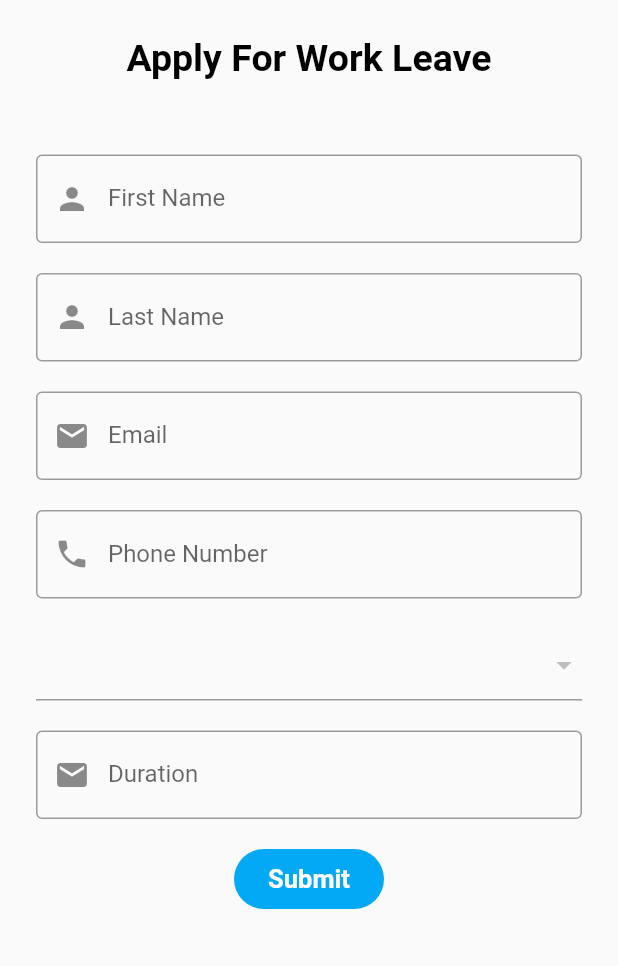
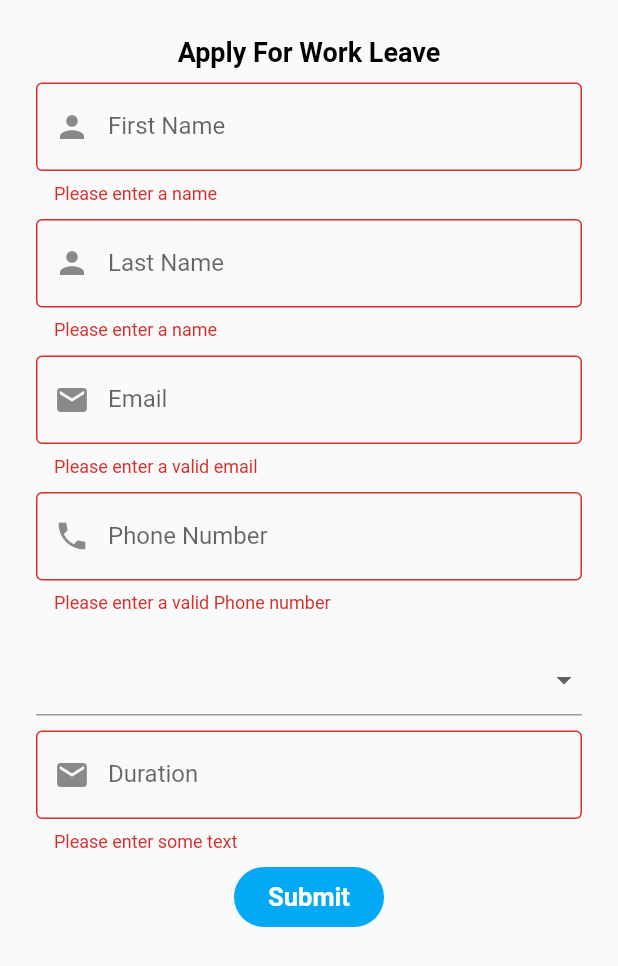
Before and after one commit to pkaranja60/AndroidDev, a Flutter app: the LeaveApplication screen opened by its route, after a tap on "Submit", on a phone screen of 412 x 824 dp. Shown: the top 966 px of the screen. Run offline on Flutter 3.47's test engine with Material 2 defaults, Android fonts, the phone set to English and light mode, and no system bars.

Commit message:
code update

```diff
--- a/Flutter/tuk_em/lib/screens/home.dart
+++ b/Flutter/tuk_em/lib/screens/home.dart
@@ -1,5 +1,6 @@
 import 'package:flutter/material.dart';
 import 'package:tuk_em/screens/sub-screens/leave.dart';
+import 'package:tuk_em/screens/sub-screens/settings.dart';
 
 class HomePage extends StatefulWidget {
   const HomePage({Key? key}) : super(key: key);
@@ -17,7 +18,7 @@ class _HomePageState extends State<HomePage> {
     Center(child: Text('Home')),
     Center(child: LeaveApplication()),
     Center(child: Text('Profile')),
-    Center(child: Text('Settings')),
+    Center(child: Settings()),
   ];
 
   @override
--- a/Flutter/tuk_em/lib/screens/sub-screens/leave.dart
+++ b/Flutter/tuk_em/lib/screens/sub-screens/leave.dart
@@ -11,7 +11,9 @@ class LeaveApplication extends StatefulWidget {
 
 class _LeaveApplicationState extends State<LeaveApplication> {
   final GlobalKey<FormState> _formKey = GlobalKey<FormState>();
+
   final List<String> leave = [
+    '',
     'Annual Leave',
     'Medical Leave',
     'Paternity Leave',
@@ -23,11 +25,13 @@ class _LeaveApplicationState extends State<LeaveApplication> {
   String? _currentNumber;
   String? _currentEmail;
   String? _currentLeave;
+  String? _currentDuration;
 
   @override
   Widget build(BuildContext context) {
     return Scaffold(
-      body: Container(
+      body: SingleChildScrollView(
+        child: Container(
           margin: EdgeInsets.all(24),
           child: Form(
             key: _formKey,
@@ -37,12 +41,12 @@ class _LeaveApplicationState extends State<LeaveApplication> {
                   'Apply For Work Leave',
                   style: TextStyle(
                     fontWeight: FontWeight.w700,
-                  fontSize: 25,
+                    fontSize: 18,
                     color: Colors.black,
                   ),
                 ),
                 SizedBox(
-                height: 50,
+                  height: 10,
                 ),
                 TextFormField(
                   keyboardType: TextInputType.name,
@@ -51,11 +55,16 @@ class _LeaveApplicationState extends State<LeaveApplication> {
                     border: OutlineInputBorder(),
                     prefixIcon: Icon(Icons.person),
                   ),
-                validator: (val) => val!.isEmpty ? 'Please enter a name' : null,
+                  validator: (value) {
+                    if (value == null || value.isEmpty) {
+                      return 'Please enter a name';
+                    }
+                    return null;
+                  },
                   onChanged: (val) => setState(() => _currentFirstName = val),
                 ),
                 SizedBox(
-                height: 20,
+                  height: 10,
                 ),
                 TextFormField(
                   keyboardType: TextInputType.name,
@@ -73,7 +82,7 @@ class _LeaveApplicationState extends State<LeaveApplication> {
                   onChanged: (val) => setState(() => _currentLastName = val),
                 ),
                 SizedBox(
-                height: 20,
+                  height: 10,
                 ),
                 TextFormField(
                   keyboardType: TextInputType.emailAddress,
@@ -82,12 +91,16 @@ class _LeaveApplicationState extends State<LeaveApplication> {
                     border: OutlineInputBorder(),
                     prefixIcon: Icon(Icons.email),
                   ),
-                validator: (val) =>
-                    val!.isEmpty ? 'Please enter a valid Email' : null,
+                  validator: (value) {
+                    if (value == null || value.isEmpty) {
+                      return 'Please enter a valid email';
+                    }
+                    return null;
+                  },
                   onChanged: (val) => setState(() => _currentEmail = val),
                 ),
                 SizedBox(
-                height: 20,
+                  height: 10,
                 ),
                 TextFormField(
                   keyboardType: TextInputType.number,
@@ -96,14 +109,24 @@ class _LeaveApplicationState extends State<LeaveApplication> {
                     border: OutlineInputBorder(),
                     prefixIcon: Icon(Icons.phone),
                   ),
-                validator: (val) =>
-                    val!.isEmpty ? 'Please enter a Phone Number' : null,
+                  validator: (value) {
+                    if (value == null || value.isEmpty) {
+                      return 'Please enter a valid Phone number';
+                    }
+                    return null;
+                  },
                   onChanged: (val) => setState(() => _currentNumber = val),
                 ),
                 SizedBox(
                   height: 20,
                 ),
                 DropdownButtonFormField(
+                  value: _currentLeave ?? '',
+                  onChanged: (String? newValue) {
+                    setState(() {
+                      _currentLeave = newValue;
+                    });
+                  },
                   items: leave.map((leave) {
                     return DropdownMenuItem(
                       value: leave,
@@ -112,10 +135,10 @@ class _LeaveApplicationState extends State<LeaveApplication> {
                   }).toList(),
                 ),
                 SizedBox(
-                height: 20,
+                  height: 10,
                 ),
                 TextFormField(
-                keyboardType: TextInputType.emailAddress,
+                  keyboardType: TextInputType.name,
                   decoration: InputDecoration(
                     labelText: 'Duration',
                     border: OutlineInputBorder(),
@@ -127,10 +150,10 @@ class _LeaveApplicationState extends State<LeaveApplication> {
                     }
                     return null;
                   },
-                onChanged: (val) => setState(() => _currentEmail = val),
+                  onChanged: (val) => setState(() => _currentDuration = val),
                 ),
                 SizedBox(
-                height: 20,
+                  height: 10,
                 ),
                 Container(
                   clipBehavior: Clip.antiAliasWithSaveLayer,
@@ -142,11 +165,17 @@ class _LeaveApplicationState extends State<LeaveApplication> {
                   child: MaterialButton(
                     color: Colors.lightBlue,
                     onPressed: () async {
+                      if (_formKey.currentState!.validate()) {
+                        ScaffoldMessenger.of(context).showSnackBar(
+                          const SnackBar(content: Text('Request Sent')),
+                        );
+                      }
                       print(_currentFirstName);
                       print(_currentLastName);
                       print(_currentNumber);
                       print(_currentEmail);
                       print(_currentLeave);
+                      print(_currentDuration);
                     },
                     child: Text(
                       'Submit',
@@ -162,6 +191,7 @@ class _LeaveApplicationState extends State<LeaveApplication> {
             ),
           ),
         ),
+      ),
     );
   }
 }
--- a/Flutter/tuk_em/pubspec.yaml
+++ b/Flutter/tuk_em/pubspec.yaml
@@ -24,14 +24,10 @@ dependencies:
   dropdown_formfield: ^0.1.3
   flutter:
     sdk: flutter
-  qr_code_scanner: ^0.6.1
-  url_launcher: ^6.0.10
 google_fonts: ^2.0.0
 editable_image: ^0.1.1
-qr_flutter: ^4.0.0
-qr_code_scanner: ^0.4.0
-url_launcher: ^6.0.3
 dropdown_formfield: ^0.1.3
+syncfusion_flutter_datepicker: ^19.3.55
 firebase_auth: ^0.14.0+5
 cloud_firestore: ^0.12.9+4
 
```
Also changed, not shown: Flutter/tuk_em/lib/screens/sub-screens/settings.dart (added, +48 -0 lines), Flutter/tuk_em/pubspec.lock, 3 other files. Lines whose indentation alone changed are shown as unchanged.
